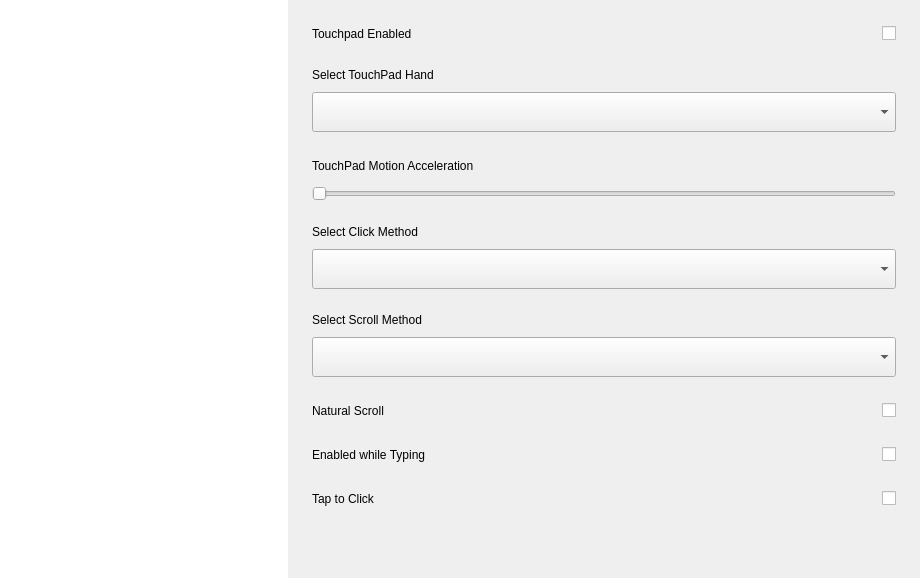
The window that src/kiran-cpanel-mouse-widget.ui (openeuler-mirror/kiran-control-panel) describes before a commit, drawn with Qt 5.
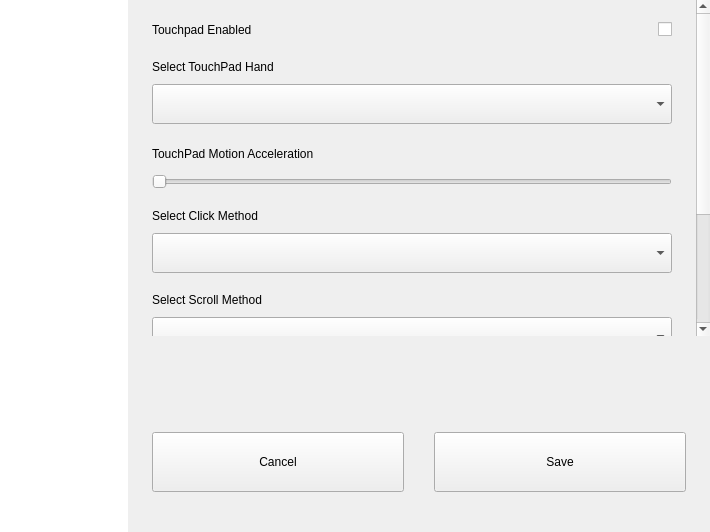
The same window after the commit. Custom widgets are drawn as their Qt base class.

Commit message:
fix(UI):add scroll area and button in ui，adjust ui size
- 在界面上添加滑动区域和按钮，调整界面大小

The edit to the form file:
```diff
--- a/src/kiran-cpanel-mouse-widget.ui
+++ b/src/kiran-cpanel-mouse-widget.ui
@@ -6,8 +6,8 @@
    <rect>
     <x>0</x>
     <y>0</y>
-    <width>920</width>
-    <height>578</height>
+    <width>710</width>
+    <height>532</height>
    </rect>
   </property>
   <property name="windowTitle">
@@ -31,12 +31,6 @@
    </property>
    <item>
     <widget class="QWidget" name="widget_list" native="true">
-     <property name="maximumSize">
-      <size>
-       <width>288</width>
-       <height>16777215</height>
-      </size>
-     </property>
      <layout class="QVBoxLayout" name="verticalLayout_2">
       <property name="spacing">
        <number>0</number>
@@ -55,15 +49,30 @@
       </property>
       <item>
        <widget class="KiranListWidget" name="listWidget">
+        <property name="sizePolicy">
+         <sizepolicy hsizetype="Maximum" vsizetype="Expanding">
+          <horstretch>0</horstretch>
+          <verstretch>0</verstretch>
+         </sizepolicy>
+        </property>
+        <property name="minimumSize">
+         <size>
+          <width>0</width>
+          <height>0</height>
+         </size>
+        </property>
         <property name="maximumSize">
          <size>
-          <width>288</width>
+          <width>282</width>
           <height>16777215</height>
          </size>
         </property>
         <property name="frameShape">
          <enum>QFrame::NoFrame</enum>
         </property>
+        <property name="lineWidth">
+         <number>0</number>
+        </property>
        </widget>
       </item>
      </layout>
@@ -91,10 +100,10 @@
        <number>0</number>
       </property>
       <property name="bottomMargin">
-       <number>0</number>
+       <number>40</number>
       </property>
       <item>
-       <widget class="QScrollArea" name="scrollArea">
+       <widget class="KiranScrollArea" name="scrollArea">
         <property name="frameShape">
          <enum>QFrame::NoFrame</enum>
         </property>
@@ -106,8 +115,8 @@
           <rect>
            <x>0</x>
            <y>0</y>
-           <width>632</width>
-           <height>578</height>
+           <width>628</width>
+           <height>551</height>
           </rect>
          </property>
          <layout class="QVBoxLayout" name="verticalLayout_3">
@@ -118,13 +127,13 @@
            <number>24</number>
           </property>
           <property name="topMargin">
-           <number>24</number>
+           <number>20</number>
           </property>
           <property name="rightMargin">
            <number>24</number>
           </property>
           <property name="bottomMargin">
-           <number>0</number>
+           <number>40</number>
           </property>
           <item>
            <widget class="QStackedWidget" name="stackedWidget">
@@ -134,7 +143,7 @@
             <widget class="QWidget" name="page_mouse">
              <layout class="QVBoxLayout" name="verticalLayout_7">
               <property name="spacing">
-               <number>24</number>
+               <number>20</number>
               </property>
               <property name="leftMargin">
                <number>0</number>
@@ -361,7 +370,7 @@
             <widget class="QWidget" name="page_touchpad">
              <layout class="QVBoxLayout" name="verticalLayout_13">
               <property name="spacing">
-               <number>24</number>
+               <number>20</number>
               </property>
               <property name="leftMargin">
                <number>0</number>
@@ -782,6 +791,129 @@
         </widget>
        </widget>
       </item>
+      <item>
+       <spacer name="verticalSpacer_3">
+        <property name="orientation">
+         <enum>Qt::Vertical</enum>
+        </property>
+        <property name="sizeHint" stdset="0">
+         <size>
+          <width>20</width>
+          <height>7</height>
+         </size>
+        </property>
+       </spacer>
+      </item>
+      <item>
+       <widget class="QWidget" name="widget_button" native="true">
+        <layout class="QHBoxLayout" name="horizontalLayout_5">
+         <property name="spacing">
+          <number>30</number>
+         </property>
+         <property name="leftMargin">
+          <number>24</number>
+         </property>
+         <property name="topMargin">
+          <number>24</number>
+         </property>
+         <property name="rightMargin">
+          <number>24</number>
+         </property>
+         <property name="bottomMargin">
+          <number>0</number>
+         </property>
+         <item>
+          <spacer name="horizontalSpacer_6">
+           <property name="orientation">
+            <enum>Qt::Horizontal</enum>
+           </property>
+           <property name="sizeHint" stdset="0">
+            <size>
+             <width>1</width>
+             <height>20</height>
+            </size>
+           </property>
+          </spacer>
+         </item>
+         <item>
+          <widget class="QPushButton" name="btn_cancel">
+           <property name="sizePolicy">
+            <sizepolicy hsizetype="Fixed" vsizetype="Fixed">
+             <horstretch>0</horstretch>
+             <verstretch>0</verstretch>
+            </sizepolicy>
+           </property>
+           <property name="minimumSize">
+            <size>
+             <width>252</width>
+             <height>60</height>
+            </size>
+           </property>
+           <property name="maximumSize">
+            <size>
+             <width>252</width>
+             <height>60</height>
+            </size>
+           </property>
+           <property name="text">
+            <string>Cancel</string>
+           </property>
+          </widget>
+         </item>
+         <item>
+          <spacer name="horizontalSpacer_11">
+           <property name="orientation">
+            <enum>Qt::Horizontal</enum>
+           </property>
+           <property name="sizeHint" stdset="0">
+            <size>
+             <width>40</width>
+             <height>20</height>
+            </size>
+           </property>
+          </spacer>
+         </item>
+         <item>
+          <widget class="QPushButton" name="btn_save">
+           <property name="sizePolicy">
+            <sizepolicy hsizetype="Fixed" vsizetype="Fixed">
+             <horstretch>0</horstretch>
+             <verstretch>0</verstretch>
+            </sizepolicy>
+           </property>
+           <property name="minimumSize">
+            <size>
+             <width>252</width>
+             <height>60</height>
+            </size>
+           </property>
+           <property name="maximumSize">
+            <size>
+             <width>252</width>
+             <height>60</height>
+            </size>
+           </property>
+           <property name="text">
+            <string>Save</string>
+           </property>
+          </widget>
+         </item>
+         <item>
+          <spacer name="horizontalSpacer_10">
+           <property name="orientation">
+            <enum>Qt::Horizontal</enum>
+           </property>
+           <property name="sizeHint" stdset="0">
+            <size>
+             <width>1</width>
+             <height>20</height>
+            </size>
+           </property>
+          </spacer>
+         </item>
+        </layout>
+       </widget>
+      </item>
      </layout>
     </widget>
    </item>
@@ -793,6 +925,12 @@
    <extends>QListWidget</extends>
    <header>widgets/kiran-list-widget.h</header>
   </customwidget>
+  <customwidget>
+   <class>KiranScrollArea</class>
+   <extends>QScrollArea</extends>
+   <header location="global">widgets/kiran-scroll-area.h</header>
+   <container>1</container>
+  </customwidget>
  </customwidgets>
  <resources/>
  <connections/>
```
The commit also changes 15 other files.
